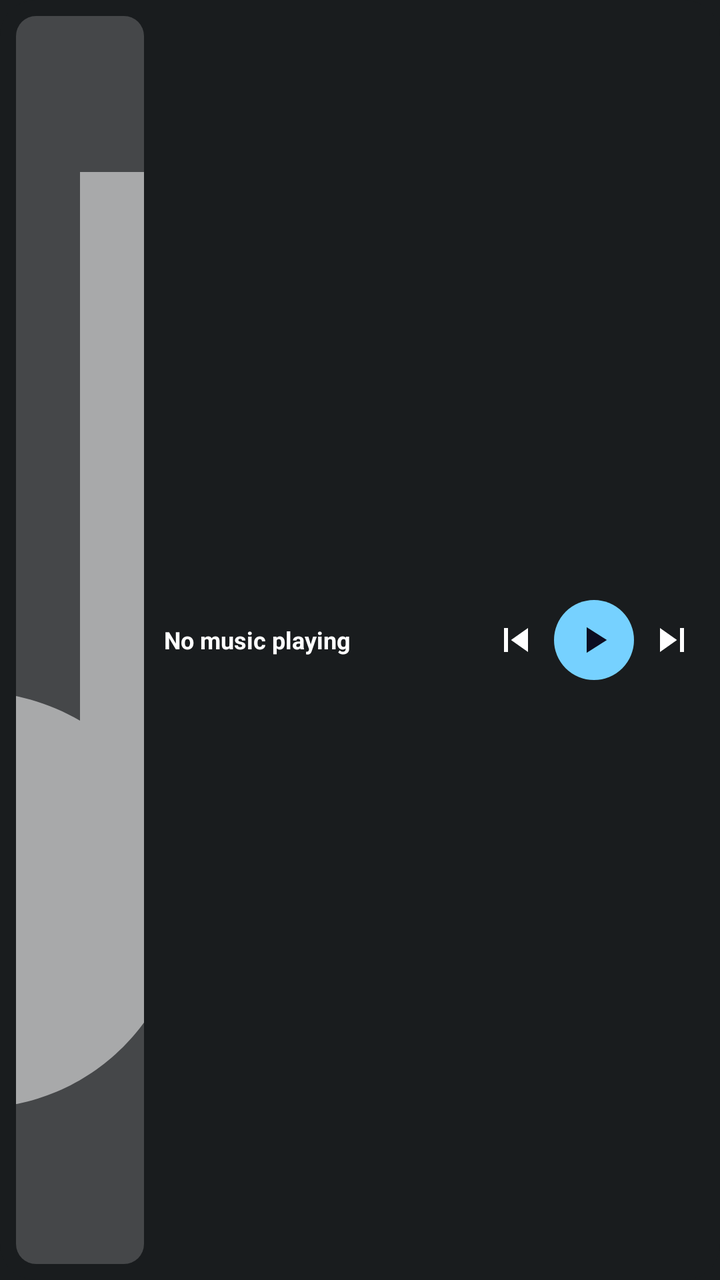
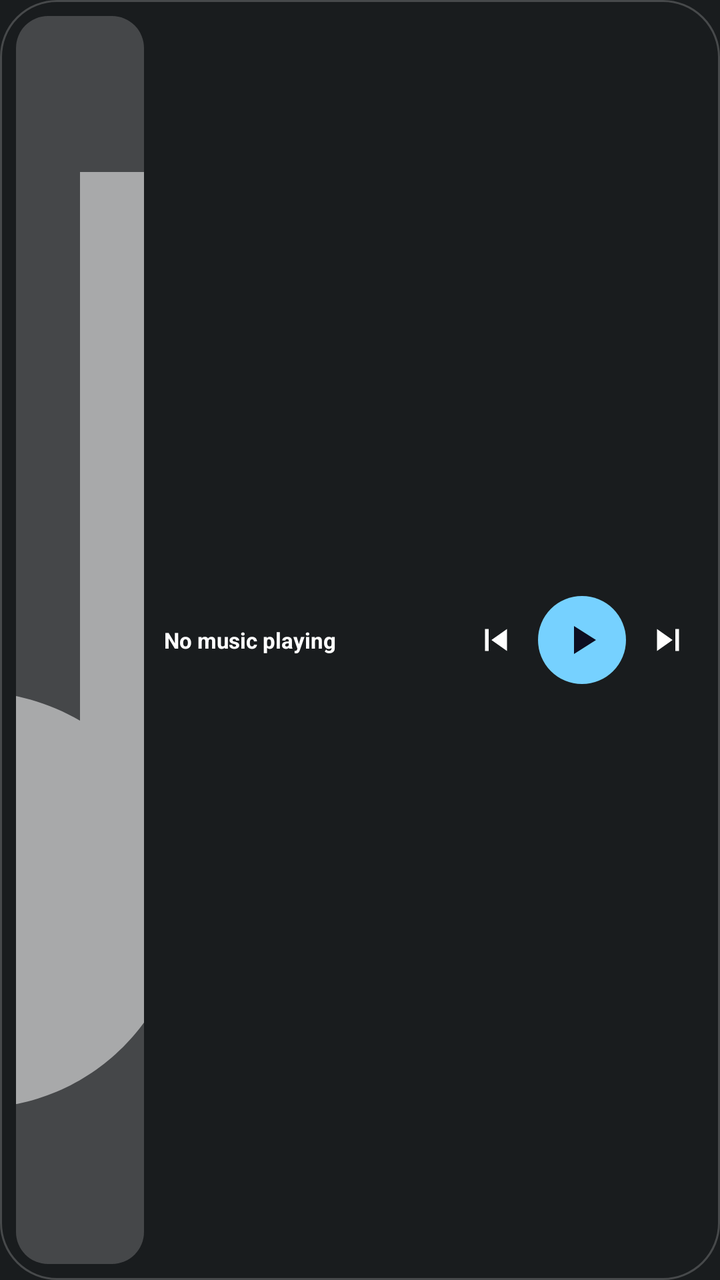

Compare the two renders of this Android layout. The source of the first and the diff that turns it into the second are given below.
<!-- AndroidManifest.xml: application theme android:Theme.DeviceDefault -->
<!-- res/layout/widget_music_small.xml -->
<?xml version="1.0" encoding="utf-8"?>
<LinearLayout xmlns:android="http://schemas.android.com/apk/res/android"
    android:id="@+id/widgetRoot"
    android:layout_width="match_parent"
    android:layout_height="match_parent"
    android:background="@drawable/widget_bg"
    android:orientation="horizontal"
    android:padding="8dp"
    android:gravity="center_vertical">

    
    <ImageView
        android:id="@+id/albumArt"
        android:layout_width="wrap_content"
        android:layout_height="match_parent"
        android:adjustViewBounds="true"
        android:minWidth="40dp"
        android:maxWidth="64dp"
        android:scaleType="centerCrop"
        android:background="@drawable/album_art_bg"
        android:src="@drawable/ic_music_note"/>

    <TextView
        android:id="@+id/songTitle"
        android:layout_width="0dp"
        android:layout_height="wrap_content"
        android:layout_weight="1"
        android:layout_marginStart="10dp"
        android:layout_marginEnd="6dp"
        android:text="No music playing"
        android:textColor="#FFFFFFFF"
        android:textSize="12sp"
        android:textStyle="bold"
        android:maxLines="1"
        android:ellipsize="end"/>

    
    <TextView
        android:id="@+id/artistName"
        android:layout_width="0dp"
        android:layout_height="0dp"
        android:visibility="gone"/>

    <ImageView
        android:id="@+id/btnPrev"
        android:layout_width="32dp"
        android:layout_height="32dp"
        android:src="@drawable/ic_skip_previous"
        android:scaleType="centerInside"
        android:padding="4dp"/>

    <ImageView
        android:id="@+id/btnPlayPause"
        android:layout_width="40dp"
        android:layout_height="40dp"
        android:src="@drawable/ic_play"
        android:background="@drawable/play_btn_bg"
        android:scaleType="centerInside"
        android:padding="9dp"
        android:layout_marginStart="3dp"
        android:layout_marginEnd="3dp"/>

    <ImageView
        android:id="@+id/btnNext"
        android:layout_width="32dp"
        android:layout_height="32dp"
        android:src="@drawable/ic_skip_next"
        android:scaleType="centerInside"
        android:padding="4dp"/>

</LinearLayout>
<!-- resources referenced by this layout -->
<resources>
  <!-- drawable album_art_bg (drawable) -->
  <?xml version="1.0" encoding="utf-8"?>
  <shape xmlns:android="http://schemas.android.com/apk/res/android">
      <solid android:color="#44FFFFFF"/>
      <corners android:radius="10dp"/>
  </shape>
  <!-- drawable ic_music_note (drawable) -->
  <vector xmlns:android="http://schemas.android.com/apk/res/android"
      android:width="24dp" android:height="24dp"
      android:viewportWidth="24" android:viewportHeight="24">
      <path android:fillColor="#88FFFFFF"
          android:pathData="M12,3v10.55c-0.59,-0.34 -1.27,-0.55 -2,-0.55 -2.21,0 -4,1.79 -4,4s1.79,4 4,4 4,-1.79 4,-4V7h4V3h-6z"/>
  </vector>
  <!-- drawable ic_play (drawable) -->
  <vector xmlns:android="http://schemas.android.com/apk/res/android"
      android:width="24dp" android:height="24dp"
      android:viewportWidth="24" android:viewportHeight="24">
      <path android:fillColor="#FF0D0D22"
          android:pathData="M8,5v14l11,-7z"/>
  </vector>
  <!-- drawable ic_skip_next (drawable) -->
  <vector xmlns:android="http://schemas.android.com/apk/res/android"
      android:width="24dp" android:height="24dp"
      android:viewportWidth="24" android:viewportHeight="24">
      <path android:fillColor="#FFFFFFFF"
          android:pathData="M6,18l8.5,-6L6,6v12zM16,6v12h2V6h-2z"/>
  </vector>
  <!-- drawable ic_skip_previous (drawable) -->
  <vector xmlns:android="http://schemas.android.com/apk/res/android"
      android:width="24dp" android:height="24dp"
      android:viewportWidth="24" android:viewportHeight="24">
      <path android:fillColor="#FFFFFFFF"
          android:pathData="M6,6h2v12H6zM9.5,12l8.5,6V6z"/>
  </vector>
  <!-- drawable play_btn_bg (drawable) -->
  <?xml version="1.0" encoding="utf-8"?>
  <shape xmlns:android="http://schemas.android.com/apk/res/android"
      android:shape="oval">
      <solid android:color="#FFFFFFFF"/>
  </shape>
  <!-- drawable widget_bg (drawable) -->
  <?xml version="1.0" encoding="utf-8"?>
  <shape xmlns:android="http://schemas.android.com/apk/res/android">
      <solid android:color="#CC0D0D22"/>
      <corners android:radius="18dp"/>
  </shape>
</resources>

<!-- the commit's change to res/layout/widget_music_small.xml (unified diff, before → after) -->
@@ -29,9 +29,9 @@
         android:layout_marginEnd="6dp"
         android:text="No music playing"
         android:textColor="#FFFFFFFF"
-        android:textSize="12sp"
+        android:textSize="11sp"
         android:textStyle="bold"
-        android:maxLines="1"
+        android:maxLines="2"
         android:ellipsize="end"/>
 
     
@@ -40,32 +40,48 @@
         android:layout_width="0dp"
         android:layout_height="0dp"
         android:visibility="gone"/>
+    <ImageView
+        android:id="@+id/btnShuffle"
+        android:layout_width="0dp"
+        android:layout_height="0dp"
+        android:visibility="gone"/>
+    <ImageView
+        android:id="@+id/btnRepeat"
+        android:layout_width="0dp"
+        android:layout_height="0dp"
+        android:visibility="gone"/>
+    <ProgressBar
+        android:id="@+id/songProgress"
+        style="?android:attr/progressBarStyleHorizontal"
+        android:layout_width="0dp"
+        android:layout_height="0dp"
+        android:visibility="gone"/>
 
     <ImageView
         android:id="@+id/btnPrev"
-        android:layout_width="32dp"
-        android:layout_height="32dp"
+        android:layout_width="36dp"
+        android:layout_height="36dp"
         android:src="@drawable/ic_skip_previous"
         android:scaleType="centerInside"
-        android:padding="4dp"/>
+        android:padding="7dp"/>
 
     <ImageView
         android:id="@+id/btnPlayPause"
-        android:layout_width="40dp"
-        android:layout_height="40dp"
+        android:layout_width="44dp"
+        android:layout_height="44dp"
         android:src="@drawable/ic_play"
         android:background="@drawable/play_btn_bg"
         android:scaleType="centerInside"
-        android:padding="9dp"
+        android:padding="10dp"
         android:layout_marginStart="3dp"
         android:layout_marginEnd="3dp"/>
 
     <ImageView
         android:id="@+id/btnNext"
-        android:layout_width="32dp"
-        android:layout_height="32dp"
+        android:layout_width="36dp"
+        android:layout_height="36dp"
         android:src="@drawable/ic_skip_next"
         android:scaleType="centerInside"
-        android:padding="4dp"/>
+        android:padding="7dp"/>
 
 </LinearLayout>
<!-- resource entries referenced after the edit -->
@@ -3,8 +3,8 @@
   <!-- drawable album_art_bg (drawable) -->
   <?xml version="1.0" encoding="utf-8"?>
   <shape xmlns:android="http://schemas.android.com/apk/res/android">
-      <solid android:color="#44FFFFFF"/>
-      <corners android:radius="10dp"/>
+      <solid android:color="#33FFFFFF"/>
+      <corners android:radius="16dp"/>
   </shape>
   <!-- drawable ic_music_note (drawable) -->
   <vector xmlns:android="http://schemas.android.com/apk/res/android"
@@ -43,8 +43,11 @@
   <!-- drawable widget_bg (drawable) -->
   <?xml version="1.0" encoding="utf-8"?>
   <shape xmlns:android="http://schemas.android.com/apk/res/android">
-      <solid android:color="#CC0D0D22"/>
-      <corners android:radius="18dp"/>
+      <solid android:color="#E61A1B1F"/>
+      <corners android:radius="28dp"/>
+      <stroke
+          android:width="1dp"
+          android:color="#26FFFFFF"/>
   </shape>
 </resources>
 
